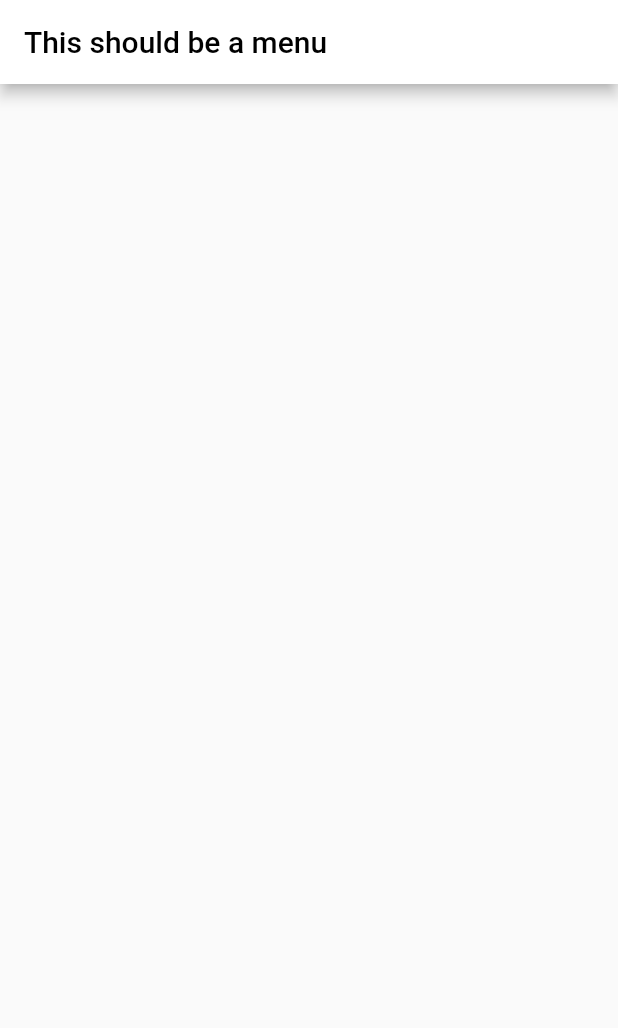
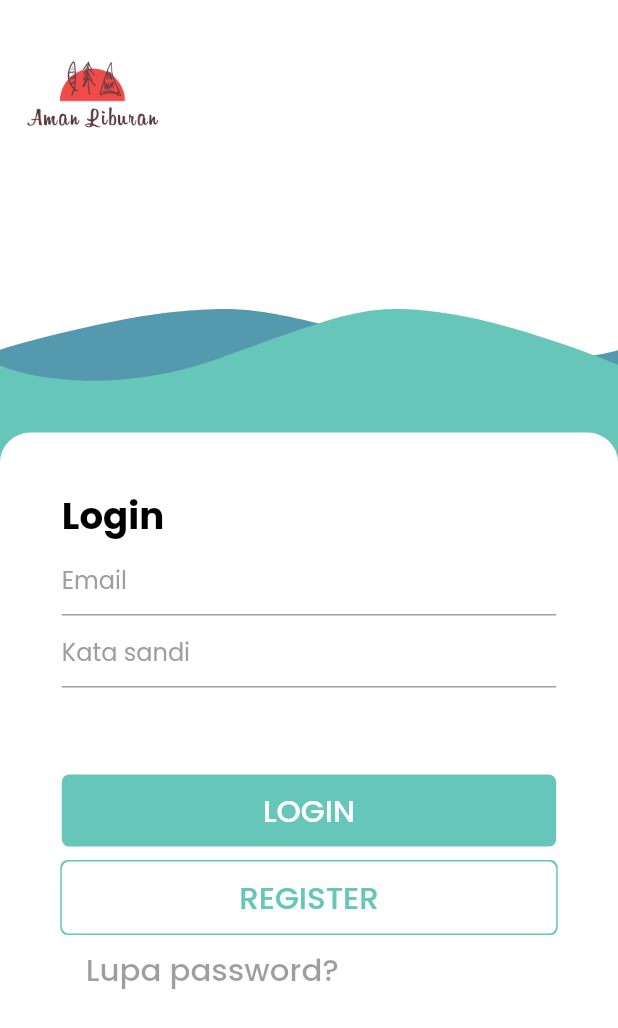
Before and after one commit to dhahedda/aman_liburan, a Flutter app: the screen it shows after launch, on a phone screen of 412 x 824 dp. Shown: the top 1028 px of the screen. Run offline on Flutter 3.47's test engine with Material 2 defaults, Android fonts, the light colour scheme and no system bars; our stand-ins replace flutter_svg, form_field_validator, get, google_fonts; project files that could hold a hidden picture were left out.

Commit message:
implement login page

```diff
--- /dev/null
+++ b/lib/services/Screen.dart
@@ -0,0 +1,142 @@
+import 'package:flutter/material.dart';
+import 'package:flutter/services.dart';
+import 'package:flutter/widgets.dart';
+import 'package:google_fonts/google_fonts.dart';
+
+class Screen {
+  MediaQueryData _mediaQueryData;
+  static double x;
+  static double y;
+  static double blockX;
+  static double blockY;
+  void init(BuildContext context) {
+    SystemChrome.setPreferredOrientations([
+      DeviceOrientation.portraitUp,
+      DeviceOrientation.portraitDown,
+    ]);
+    _mediaQueryData = MediaQuery.of(context);
+    x = _mediaQueryData.size.width;
+    y = _mediaQueryData.size.height;
+    blockX = x / 100;
+    blockY = y / 100;
+  }
+}
+
+class CustomColor {
+  final text = Color(0xFFFFFFFF);
+  final primary = Color(0xFF66C6BA);
+  final primary80 = Color(0xF0172F37);
+  final primaryDark = Color(0xFF08191F);
+}
+
+class CustomText {
+  final buttontext =
+      TextStyle(color: Colors.white, fontSize: Screen.blockX * 4);
+}
+
+class Button extends StatelessWidget {
+  final String action;
+  final Function function;
+  final double width;
+  const Button({Key key, this.action, this.function, this.width})
+      : super(key: key);
+
+  @override
+  Widget build(BuildContext context) {
+    return Container(
+      width: width,
+      decoration: BoxDecoration(color: CustomColor().primary.withOpacity(0.4)),
+      child: FlatButton(
+        child: Text(
+          action,
+          style: CustomText().buttontext,
+        ),
+        onPressed: function,
+      ),
+    );
+  }
+}
+
+class CustomCard extends StatefulWidget {
+  final String title, subtitle;
+  final Icon icon;
+  final Function function;
+  final Function longpress;
+  final bool state;
+  const CustomCard(
+      {Key key,
+      this.title,
+      this.icon,
+      this.function,
+      this.longpress,
+      this.subtitle,
+      this.state})
+      : super(key: key);
+  @override
+  CustomCardState createState() => CustomCardState();
+}
+
+class CustomCardState extends State<CustomCard> {
+  @override
+  Widget build(BuildContext context) {
+    return Container(
+      decoration: BoxDecoration(
+        borderRadius: BorderRadius.circular(10),
+        color: widget.state == true
+            ? Colors.blue.withOpacity(0.5)
+            : CustomColor().primaryDark,
+      ),
+      margin: EdgeInsets.only(top: 5, bottom: 5),
+      child: ListTile(
+        leading: widget.icon,
+        title: Text(widget.title,
+            style: TextStyle(fontSize: Screen.blockX * 6, color: Colors.white)),
+        subtitle: Text(
+          widget.subtitle,
+          style: TextStyle(fontSize: Screen.blockX * 4, color: Colors.white),
+        ),
+        onTap: widget.function,
+      ),
+    );
+  }
+}
+
+class CustomButton extends StatelessWidget {
+  final Color color;
+  final String hint;
+  final Function function;
+  final Color fontColor;
+  final double width;
+  const CustomButton(
+      {Key key,
+      this.color,
+      this.hint,
+      this.function,
+      this.fontColor,
+      this.width})
+      : super(key: key);
+  @override
+  Widget build(BuildContext context) {
+    return Container(
+      width: width,
+      margin: EdgeInsets.only(top: 10),
+      decoration: BoxDecoration(
+          color: color,
+          borderRadius: BorderRadius.circular(5),
+          boxShadow: [
+            BoxShadow(
+              color: fontColor,
+              spreadRadius: 1,
+            )
+          ]),
+      child: FlatButton(
+        child: Text(
+          hint,
+          style: GoogleFonts.poppins(
+              color: fontColor, fontSize: Screen.blockX * 5),
+        ),
+        onPressed: function,
+      ),
+    );
+  }
+}
--- /dev/null
+++ b/lib/views/LoginPage.dart
@@ -0,0 +1,189 @@
+import 'package:aman_liburan/services/Screen.dart';
+import 'package:flutter/material.dart';
+import 'package:flutter_svg/flutter_svg.dart';
+// ignore: unused_import
+import 'package:form_field_validator/form_field_validator.dart';
+import 'package:google_fonts/google_fonts.dart';
+
+TextEditingController _password = TextEditingController();
+TextEditingController _user = TextEditingController();
+
+class LoginPage extends StatefulWidget {
+  @override
+  LoginPageState createState() => LoginPageState();
+}
+
+class LoginPageState extends State<LoginPage> {
+  static const route = '/login';
+  final _formKey = GlobalKey<FormState>();
+  void dispose() {
+    _password.clear();
+    _user.clear();
+    super.dispose();
+  }
+
+  @override
+  Widget build(BuildContext context) {
+    Screen().init(context);
+    return SafeArea(
+      child: Container(
+          color: Colors.blue,
+          child: Scaffold(
+            backgroundColor: Colors.white,
+            body: Center(
+              child: Stack(
+                children: <Widget>[
+                  Positioned(
+                    top: Screen.blockY * 0,
+                    left: Screen.blockX * 0,
+                    width: Screen.blockX * 30,
+                    child: Image.asset('images/ic.png'),
+                  ),
+                  Positioned(
+                    top: Screen.blockY * 25,
+                    left: 0,
+                    width: Screen.x,
+                    child: SvgPicture.asset(
+                      'images/waves_blue.svg',
+                      fit: BoxFit.fill,
+                    ),
+                  ),
+                  Positioned(
+                    top: Screen.blockY * 25,
+                    left: 0,
+                    width: Screen.x,
+                    child: SvgPicture.asset(
+                      'images/waves_green.svg',
+                      fit: BoxFit.fill,
+                    ),
+                  ),
+                  Positioned(
+                    top: Screen.blockY * 35,
+                    width: Screen.blockX * 100,
+                    height: Screen.blockY * 65,
+                    child: Container(
+                      decoration: BoxDecoration(
+                          color: Colors.white,
+                          borderRadius: BorderRadius.only(
+                              topLeft: Radius.circular(20),
+                              topRight: Radius.circular(20))),
+                      child: Stack(
+                        children: [
+                          Positioned(
+                              top: 0,
+                              left: Screen.blockX * 10,
+                              width: Screen.blockX * 80,
+                              child: Form(
+                                  key: _formKey,
+                                  child: Column(
+                                    crossAxisAlignment:
+                                        CrossAxisAlignment.start,
+                                    children: <Widget>[
+                                      Text(
+                                        '\nLogin',
+                                        textAlign: TextAlign.start,
+                                        style: GoogleFonts.poppins(
+                                            color: Colors.black,
+                                            fontWeight: FontWeight.bold,
+                                            fontSize: Screen.blockX * 6),
+                                      ),
+                                      _Form(hint: "Email"),
+                                      _Form(hint: "Kata sandi"),
+                                      Text('\n\n'),
+                                      CustomButton(
+                                        color: CustomColor().primary,
+                                        fontColor: Colors.white,
+                                        function: () => print('login'),
+                                        hint: 'LOGIN',
+                                        width: Screen.blockX * 80,
+                                      ),
+                                      CustomButton(
+                                        color: Colors.white,
+                                        fontColor: CustomColor().primary,
+                                        function: () => print('REGISTER'),
+                                        hint: 'REGISTER',
+                                        width: Screen.blockX * 80,
+                                      ),
+                                      FlatButton(
+                                        child: Text(
+                                          'Lupa password?',
+                                          style: GoogleFonts.poppins(
+                                              fontSize: Screen.blockX * 5),
+                                        ),
+                                        onPressed: null,
+                                      )
+                                    ],
+                                  ))),
+                          Positioned(
+                              top: Screen.blockY * 67,
+                              left: Screen.blockX * 15,
+                              right: Screen.blockX * 51,
+                              child: Button(
+                                action: 'Masuk',
+                                function: () => null,
+                              )),
+                          Positioned(
+                            top: Screen.blockY * 67,
+                            left: Screen.blockX * 51,
+                            right: Screen.blockX * 15,
+                            child: Button(
+                              action: 'Daftar',
+                              function: () => null,
+                            ),
+                          )
+                        ],
+                      ),
+                    ),
+                  ),
+                ],
+              ),
+            ),
+          )),
+    );
+  }
+}
+
+// ignore: todo
+/*TODO: textfield untuk email dan password
+  // ignore: todo
+  TODO: menggunakan validator untuk verifikasi format email dan password
+ */
+class _Form extends StatefulWidget {
+  final String hint;
+  const _Form({Key key, this.hint}) : super(key: key);
+  @override
+  _FormState createState() => _FormState();
+}
+
+class _FormState extends State<_Form> {
+  final formValidator = MultiValidator([
+    RequiredValidator(errorText: 'harus diisi'),
+    MinLengthValidator(8, errorText: 'Password minimal 8 karakter'),
+  ]);
+  @override
+  Widget build(BuildContext context) {
+    if (widget.hint == "Kata sandi") {
+      return TextFormField(
+        obscureText: true,
+        controller: _password,
+        style: TextStyle(color: Colors.white),
+        validator: formValidator,
+        decoration: InputDecoration(
+            hintText: widget.hint,
+            hoverColor: Colors.white,
+            hintStyle: GoogleFonts.poppins(color: Colors.grey),
+            fillColor: Colors.white,
+            focusColor: Colors.white),
+      );
+    } else {
+      return TextFormField(
+        controller: _user,
+        validator: formValidator,
+        style: TextStyle(color: Colors.white),
+        decoration: InputDecoration(
+            hintText: widget.hint,
+            hintStyle: GoogleFonts.poppins(color: Colors.grey)),
+      );
+    }
+  }
+}
--- /dev/null
+++ b/lib/views/RegisterPage.dart
@@ -0,0 +1,145 @@
+import 'package:aman_liburan/services/Screen.dart';
+import 'package:flutter/cupertino.dart';
+import 'package:flutter/material.dart';
+import 'package:form_field_validator/form_field_validator.dart';
+
+final _formKey = GlobalKey<FormState>();
+TextEditingController _name = TextEditingController();
+TextEditingController _email = TextEditingController();
+TextEditingController _telepon = TextEditingController();
+TextEditingController _password = TextEditingController();
+TextEditingController _passwordConfirm = TextEditingController();
+
+class RegisterPage extends StatefulWidget {
+  static const route = '/signup';
+  @override
+  _RegisterPage createState() => _RegisterPage();
+}
+
+class _RegisterPage extends State<RegisterPage> {
+  void dispose() {
+    if (_name.text != null) {
+      _name.clear();
+      _email.clear();
+      _telepon.clear();
+      _password.clear();
+      _passwordConfirm.clear();
+    }
+    super.dispose();
+  }
+
+  @override
+  Widget build(BuildContext context) {
+    Screen().init(context);
+    return WillPopScope(
+      onWillPop: () async => true,
+      child: Scaffold(
+        backgroundColor: CustomColor().primary.withOpacity(0.4),
+        body: Stack(
+          children: <Widget>[
+            Positioned(
+                top: Screen.blockX * 10,
+                left: Screen.blockY * 10,
+                width: Screen.blockX * 20,
+                child: Image.asset('assets/ic.png')),
+            Positioned(
+                top: Screen.blockY * 35,
+                left: Screen.blockX * 10,
+                width: Screen.blockX * 80,
+                child: Theme(
+                  data: ThemeData(
+                      primaryColor: CustomColor().primary,
+                      hintColor: CustomColor().primary),
+                  child: Form(
+                    key: _formKey,
+                    child: Column(
+                      children: <Widget>[
+                        _Form(
+                          hint: 'Nama lengkap',
+                          controller: _name,
+                        ),
+                        _Form(
+                          hint: 'Email',
+                          controller: _email,
+                        ),
+                        _Form(
+                          hint: 'No. Telepon',
+                          controller: _telepon,
+                        ),
+                        _Form(
+                          hint: 'Kata sandi',
+                          controller: _password,
+                        ),
+                        _Form(
+                          hint: 'Konfirmasi kata sandi',
+                          controller: _passwordConfirm,
+                        ),
+                        Container(
+                            width: Screen.blockX * 90,
+                            child: Button(
+                              action: 'Daftar',
+                              function: () {
+                                if (_formKey.currentState.validate()) {}
+                              },
+                            ))
+                      ],
+                    ),
+                  ),
+                )),
+          ],
+        ),
+      ),
+    );
+  }
+}
+
+class _Form extends StatefulWidget {
+  final String hint;
+  final TextEditingController controller;
+  const _Form({Key key, this.hint, this.controller}) : super(key: key);
+  @override
+  _FormState createState() => _FormState();
+}
+
+class _FormState extends State<_Form> {
+  final passwordValidator = MultiValidator([
+    RequiredValidator(errorText: 'harus diisi'),
+    MinLengthValidator(8, errorText: 'Password minimal 8 karakter'),
+  ]);
+  final formValidator = MultiValidator([
+    RequiredValidator(errorText: 'harus diisi'),
+  ]);
+  @override
+  Widget build(BuildContext context) {
+    if (widget.hint == 'Kata sandi') {
+      return TextFormField(
+        obscureText: true,
+        controller: widget.controller,
+        validator: passwordValidator,
+        style: TextStyle(color: Colors.white),
+        decoration: InputDecoration(
+            hintText: widget.hint, hintStyle: CustomText().buttontext),
+      );
+    } else if (widget.hint == 'Konfirmasi kata sandi') {
+      return TextFormField(
+        obscureText: true,
+        controller: widget.controller,
+        style: TextStyle(color: Colors.white),
+        validator: (val) => MatchValidator(errorText: 'Password harus sama')
+            .validateMatch(val, _password.text),
+        decoration: InputDecoration(
+            hintText: widget.hint,
+            hintStyle: CustomText().buttontext,
+            fillColor: Colors.white),
+      );
+    } else {
+      return TextFormField(
+        controller: widget.controller,
+        validator: formValidator,
+        style: TextStyle(color: Colors.white),
+        decoration: InputDecoration(
+            hintText: widget.hint, hintStyle: CustomText().buttontext),
+      );
+    }
+  }
+}
```
Also changed, not shown: lib/main.dart (+5 -7 lines), pubspec.yaml (+4 -3 lines), images/ic.png (added), images/icon.svg (added), images/waves_blue.svg (added), images/waves_green.svg (added), pubspec.lock.
